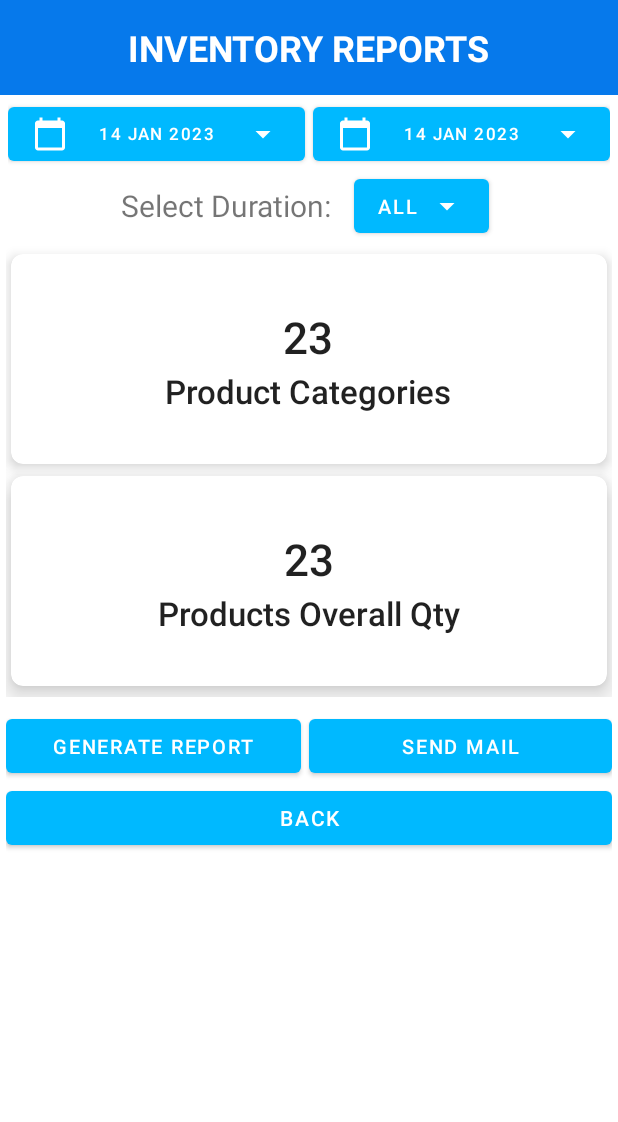
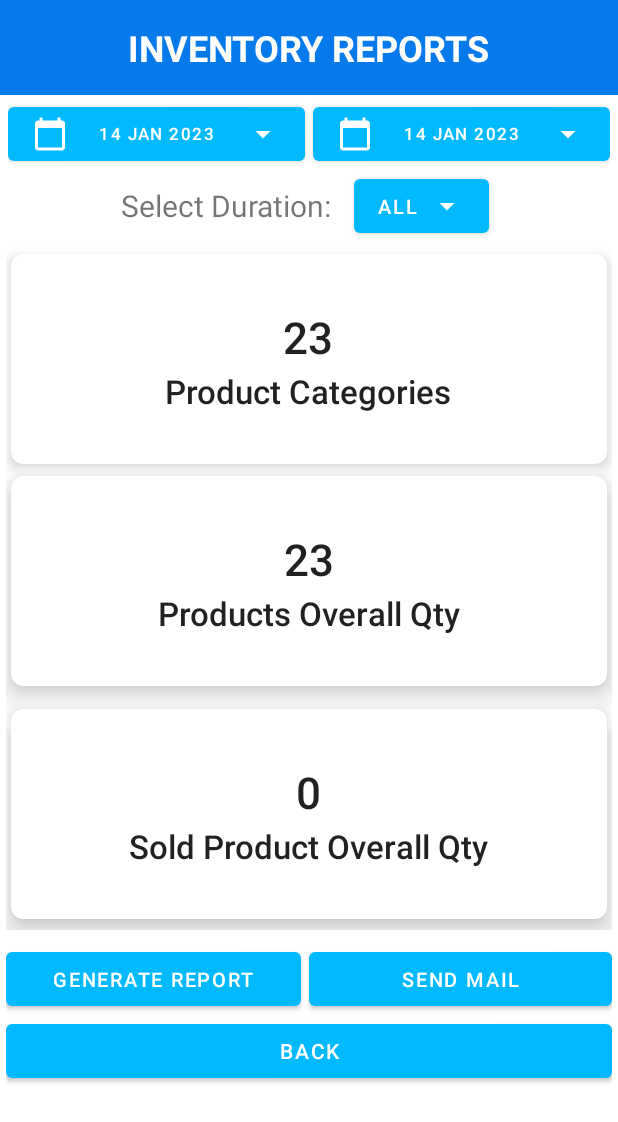
Before and after one commit to Alxbry28/Inventory-Management-with-POS_STI, an Android app: the InventoryForm screen opened directly, with no data from a screen before it, on a phone screen of 412 x 824 dp. Shown: the top 1122 px of the screen. Run offline under Robolectric (Android 15) with nearby library versions, the phone set to English and light mode, and no system bars; our stand-ins replace Firebase (no records; nobody signed in at launch, a user with empty details on screens opened directly); libraries missing offline, so code that uses them is left out: javax.activation, javax.mail, javax.mail.internet, org.apache.poi; 1 statement that could not run was skipped.

Commit message:
[revision] fix on cart plus button and revision on inventory

```diff
--- a/app/src/main/java/com/example/inventorymanagementsystem/adapters/CartItemRCVAdapter.java
+++ b/app/src/main/java/com/example/inventorymanagementsystem/adapters/CartItemRCVAdapter.java
@@ -31,6 +31,7 @@ public class CartItemRCVAdapter extends RecyclerView.Adapter<CartItemRCVAdapter.
     private Context context;
     private Activity activity;
     private CartItemsListener cartItemsListener;
+    private String storeId;
 //    private Product tempProduct;
     public class CartItemViewHolder extends RecyclerView.ViewHolder{
 
@@ -102,6 +103,7 @@ public class CartItemRCVAdapter extends RecyclerView.Adapter<CartItemRCVAdapter.
             @Override
             public void onClick(View v) {
                 Product product = new Product();
+                product.setStoreId(getStoreId());
                 product.setId(cartItem.getProductId());
                 product.GetById(new ProductModelListener() {
                     @Override
@@ -139,6 +141,14 @@ public class CartItemRCVAdapter extends RecyclerView.Adapter<CartItemRCVAdapter.
 
     }
 
+    public String getStoreId() {
+        return storeId;
+    }
+
+    public void setStoreId(String storeId) {
+        this.storeId = storeId;
+    }
+
     @Override
     public int getItemCount() {
         return cartItemList.size();
--- a/app/src/main/java/com/example/inventorymanagementsystem/views/staff/CartActivity.java
+++ b/app/src/main/java/com/example/inventorymanagementsystem/views/staff/CartActivity.java
@@ -6,12 +6,14 @@ import androidx.recyclerview.widget.LinearLayoutManager;
 import androidx.recyclerview.widget.RecyclerView;
 
 import android.content.Intent;
+import android.content.SharedPreferences;
 import android.os.Bundle;
 import android.view.View;
 import android.widget.Button;
 import android.widget.TextView;
 import android.widget.Toast;
 
+import com.example.inventorymanagementsystem.MainActivity;
 import com.example.inventorymanagementsystem.adapters.CartItemRCVAdapter;
 import com.example.inventorymanagementsystem.database.SQLiteDB;
 import com.example.inventorymanagementsystem.interfaces.CartItemsListener;
@@ -27,6 +29,8 @@ import com.example.inventorymanagementsystem.R;
 
 public class CartActivity extends AppCompatActivity {
 
+    private SharedPreferences sharedPreferences;
+    private String businessName, storeId, userId, productId;
     private TextView tvTotalPrice, tvTotalItems;
     private Button btnCheckout,btnBack;
     private ArrayList<CartItem> cartItemsArrayList;
@@ -39,7 +43,12 @@ public class CartActivity extends AppCompatActivity {
     protected void onCreate(Bundle savedInstanceState) {
         super.onCreate(savedInstanceState);
         setContentView(R.layout.activity_cart);
-//        getSupportActionBar().hide();
+
+        sharedPreferences = getSharedPreferences(MainActivity.TAG,MODE_PRIVATE);
+        businessName = sharedPreferences.getString("businessName",null);
+        storeId = sharedPreferences.getString("storeId",null);
+        userId = sharedPreferences.getString("userId",null);
+
         btnBack = findViewById(R.id.btnBack);
         btnBack.setOnClickListener((View v) -> {
                 startActivity(new Intent(CartActivity.this, POSItemActivity.class));
@@ -58,6 +67,7 @@ public class CartActivity extends AppCompatActivity {
         cartItemsArrayList = cartLibrary.retrieveCartItems();
 
         CartItemRCVAdapter cartItemRCVAdapter = new CartItemRCVAdapter();
+        cartItemRCVAdapter.setStoreId(storeId);
         cartItemRCVAdapter.setContext(CartActivity.this);
         cartItemRCVAdapter.setCartItemList(cartItemsArrayList);
 
--- a/app/src/main/java/com/example/inventorymanagementsystem/views/staff/InventoryForm.java
+++ b/app/src/main/java/com/example/inventorymanagementsystem/views/staff/InventoryForm.java
@@ -94,7 +94,7 @@ public class InventoryForm extends AppCompatActivity {
     private ArrayList<SoldItem> tempSoldItemArrayList;
     private ArrayList<Product> tempProductArrayList;
     private File filePath;
-    private TextView tvEmptyInventory, tvProductsNum, tvCategoryNum;
+    private TextView tvEmptyInventory, tvProductsNum, tvCategoryNum,tvSoldQty;
 
     @Override
     protected void onCreate(Bundle savedInstanceState) {
@@ -135,6 +135,7 @@ public class InventoryForm extends AppCompatActivity {
 
         tvProductsNum = findViewById(R.id.tvProductsSize);
         tvCategoryNum = findViewById(R.id.tvCategorySize);
+        tvSoldQty = findViewById(R.id.tvSoldQty);
 
         initDialog();
 
@@ -214,6 +215,7 @@ public class InventoryForm extends AppCompatActivity {
         setFirstEventDateRange();
         setSecondEventDateRange();
         firstEventListener();
+
     }
 
     private void generateExcelDetails() {
@@ -370,16 +372,13 @@ public class InventoryForm extends AppCompatActivity {
 
                                 tvProductsNum.setText(String.valueOf(productsNumber));
                                 tvCategoryNum.setText(String.valueOf(groupByProduct.size()));
-
-//                                tvProductsNum.setText(productArrayList.size());
-
                             }
 
                         }
                     }
                 });
 
-                soldItem.GetAll(new IEntityModelListener<SoldItemReport>() {
+                soldItem.GetAllByDateRange(startDate, endDate, new IEntityModelListener<SoldItemReport>() {
                     @Override
                     public void retrieve(SoldItemReport m) {
 
@@ -388,8 +387,21 @@ public class InventoryForm extends AppCompatActivity {
                     @Override
                     public void getList(ArrayList<SoldItemReport> soldItemReports) {
                         tempSoldItemReportsList = soldItemReports;
+                        int soldProductsNumber = soldItemReports.stream().mapToInt(SoldItemReport::getQuantity).sum();
+                        tvSoldQty.setText(String.valueOf(soldProductsNumber));
                     }
                 });
+//                soldItem.GetAll(new IEntityModelListener<SoldItemReport>() {
+//                    @Override
+//                    public void retrieve(SoldItemReport m) {
+//
+//                    }
+//
+//                    @Override
+//                    public void getList(ArrayList<SoldItemReport> soldItemReports) {
+//                        tempSoldItemReportsList = soldItemReports;
+//                    }
+//                });
 
                 return;
 
@@ -441,6 +453,8 @@ public class InventoryForm extends AppCompatActivity {
             @Override
             public void getList(ArrayList<SoldItemReport> soldItemReports) {
                 tempSoldItemReportsList = soldItemReports;
+                int soldProductsNumber = soldItemReports.stream().mapToInt(SoldItemReport::getQuantity).sum();
+                tvSoldQty.setText(String.valueOf(soldProductsNumber));
             }
         });
 
--- a/app/src/main/res/layout/activity_inventory_form.xml
+++ b/app/src/main/res/layout/activity_inventory_form.xml
@@ -176,8 +176,7 @@
 
                 </androidx.cardview.widget.CardView>
 
-                <androidx.cardview.widget.CardView xmlns:android="http://schemas.android.com/apk/res/android"
-                    xmlns:app="http://schemas.android.com/apk/res-auto"
+                <androidx.cardview.widget.CardView
                     android:layout_width="match_parent"
                     android:layout_height="140dp"
                     android:layout_marginLeft="3dp"
@@ -196,10 +195,10 @@
 
 
                         <LinearLayout
+                            android:layout_width="wrap_content"
+                            android:layout_height="wrap_content"
                             android:layout_centerInParent="true"
-                            android:orientation="vertical"
-                            android:layout_width="wrap_content"
-                            android:layout_height="wrap_content">
+                            android:orientation="vertical">
 
                             <TextView
                                 android:id="@+id/tvProductsSize"
@@ -218,6 +217,55 @@
                                 android:layout_gravity="center"
                                 android:layout_marginTop="2dp"
                                 android:text="Products Overall Qty"
+                                android:textAppearance="@style/TextAppearance.AppCompat.Title"
+                                android:textSize="22dp" />
+
+                        </LinearLayout>
+
+                    </RelativeLayout>
+
+                </androidx.cardview.widget.CardView>
+
+                <androidx.cardview.widget.CardView
+                    android:layout_width="match_parent"
+                    android:layout_height="140dp"
+                    android:layout_marginLeft="3dp"
+                    android:layout_marginTop="8dp"
+                    android:layout_marginRight="3dp"
+                    android:layout_marginBottom="7dp"
+                    android:background="@color/white"
+                    app:cardCornerRadius="8dp"
+                    app:cardElevation="10dp">
+
+                    <RelativeLayout
+                        android:layout_width="match_parent"
+                        android:layout_height="match_parent"
+                        android:orientation="vertical"
+                        android:padding="2dp">
+
+
+                        <LinearLayout
+                            android:layout_width="wrap_content"
+                            android:layout_height="wrap_content"
+                            android:layout_centerInParent="true"
+                            android:orientation="vertical">
+
+                            <TextView
+                                android:id="@+id/tvSoldQty"
+                                android:layout_width="wrap_content"
+                                android:layout_height="wrap_content"
+                                android:layout_gravity="center"
+                                android:layout_marginTop="2dp"
+                                android:text="23"
+                                android:textAppearance="@style/TextAppearance.AppCompat.Title"
+                                android:textSize="29dp" />
+
+                            <TextView
+                                android:layout_width="wrap_content"
+                                android:layout_height="wrap_content"
+                                android:layout_gravity="center"
+                                android:layout_marginTop="2dp"
+                                android:text="Sold Product Overall Qty"
                                 android:textAppearance="@style/TextAppearance.AppCompat.Title"
                                 android:textSize="22dp" />
 
```
